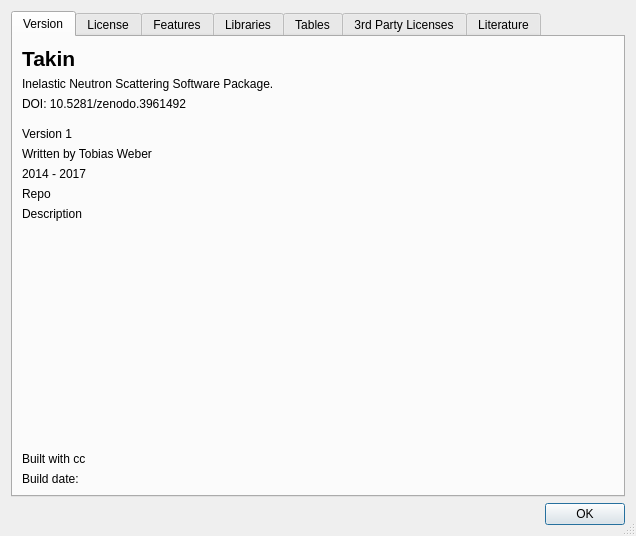
Above: ui/about.ui from tweber-ill/ill_mirror-takin2-core before the change. Below: the same form after it.
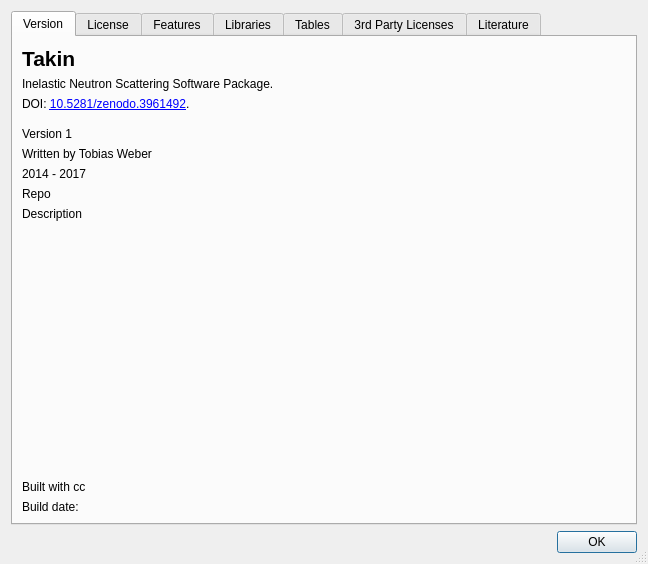
That is the form after the change.

```diff
--- a/ui/about.ui
+++ b/ui/about.ui
@@ -6,8 +6,8 @@
    <rect>
     <x>0</x>
     <y>0</y>
-    <width>636</width>
-    <height>536</height>
+    <width>648</width>
+    <height>564</height>
    </rect>
   </property>
   <property name="windowTitle">
@@ -149,7 +149,10 @@
        <item row="2" column="0">
         <widget class="QLabel" name="labelDOI">
          <property name="text">
-          <string>DOI: 10.5281/zenodo.3961492</string>
+          <string>DOI: &lt;a href=&quot;http://dx.doi.org/10.5281/zenodo.3961492&quot;&gt;10.5281/zenodo.3961492&lt;/a&gt;.</string>
+         </property>
+         <property name="openExternalLinks">
+          <bool>true</bool>
          </property>
         </widget>
        </item>
```
